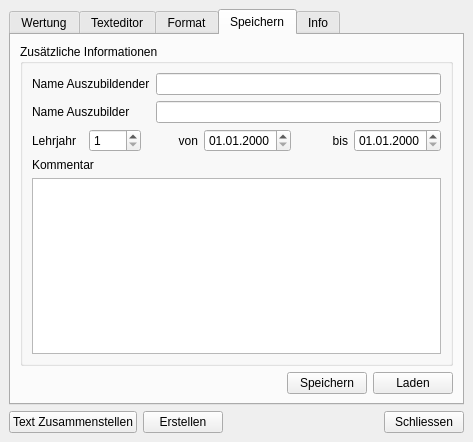
This is GradingWindow.ui in str4el/grading as Qt 5 draws it before an edit. The edited form follows.
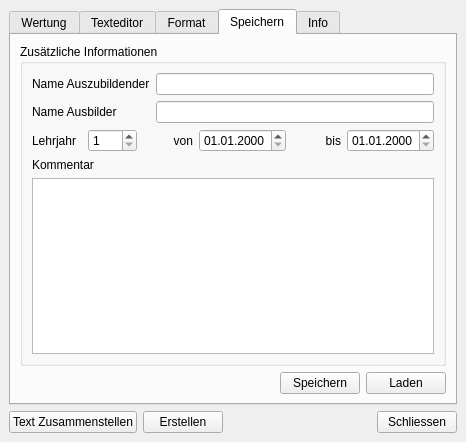
This is the edited form. The open tabs and pages were chosen to show the change.

Commit message: Auswahl eines Standardverzeichnis im Speicher- und Ladedialog. Vorschlag für Dateiname beim speichern.

Patch:
```diff
--- a/GradingWindow.ui
+++ b/GradingWindow.ui
@@ -6,8 +6,8 @@
    <rect>
     <x>0</x>
     <y>0</y>
-    <width>473</width>
-    <height>436</height>
+    <width>418</width>
+    <height>403</height>
    </rect>
   </property>
   <property name="windowTitle">
@@ -1240,7 +1240,7 @@
              <item row="1" column="0">
               <widget class="QLabel" name="label_23">
                <property name="text">
-                <string>Name Auszubilder</string>
+                <string>Name Ausbilder</string>
                </property>
                <property name="buddy">
                 <cstring>save_name_instructor</cstring>
```
The commit also changes 2 other files.
